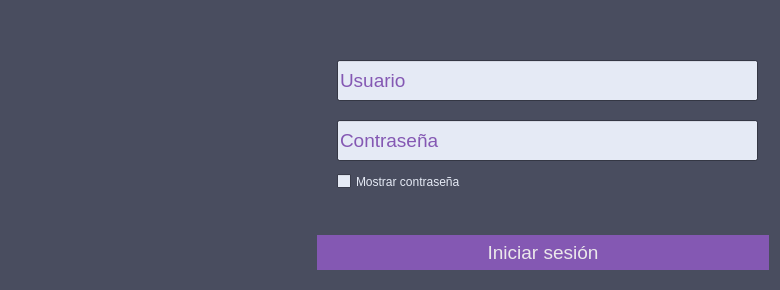
Qt form vistas/UIs/inicioSesion.ui (andyy-nr/pda-proyecto) before a commit.
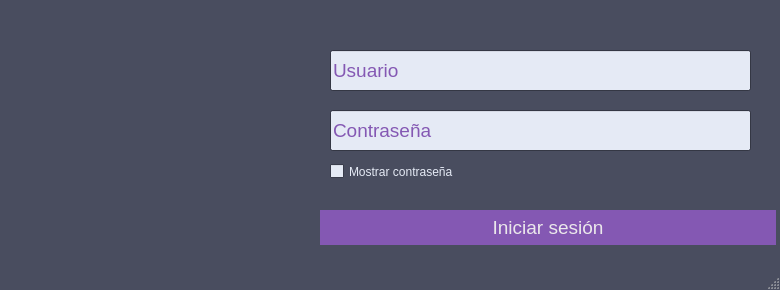
The same form after that commit. Icons and pictures are not drawn.

Commit message: Agregar funcionamiento a botones de inicio e Inicio de sesion

Patch:
```diff
--- a/vistas/UIs/inicioSesion.ui
+++ b/vistas/UIs/inicioSesion.ui
@@ -1,7 +1,7 @@
 <?xml version="1.0" encoding="UTF-8"?>
 <ui version="4.0">
- <class>frmInicioSesion</class>
- <widget class="QWidget" name="frmInicioSesion">
+ <class>MainWindow</class>
+ <widget class="QMainWindow" name="MainWindow">
   <property name="geometry">
    <rect>
     <x>0</x>
@@ -305,42 +305,16 @@
   <property name="windowTitle">
    <string>Inicio de Sesión</string>
   </property>
-  <layout class="QGridLayout" name="gridLayout">
-   <item row="1" column="1">
-    <widget class="QPushButton" name="btn_iniciar_sesion">
-     <property name="minimumSize">
-      <size>
-       <width>0</width>
-       <height>35</height>
-      </size>
-     </property>
-     <property name="maximumSize">
-      <size>
-       <width>16777215</width>
-       <height>35</height>
-      </size>
-     </property>
-     <property name="font">
-      <font>
-       <pointsize>14</pointsize>
-      </font>
-     </property>
-     <property name="toolTip">
-      <string>Acceder al programa</string>
-     </property>
-     <property name="styleSheet">
-      <string notr="true">border-style: outset;
-background-color: #8458B3;
-color: rgb(235, 232, 235);
-</string>
-     </property>
-     <property name="text">
-      <string>Iniciar sesión</string>
-     </property>
-    </widget>
-   </item>
-   <item row="0" column="0" rowspan="2">
+  <widget class="QWidget" name="centralwidget">
     <widget class="QLabel" name="lbl_foto">
+    <property name="geometry">
+     <rect>
+      <x>10</x>
+      <y>10</y>
+      <width>300</width>
+      <height>272</height>
+     </rect>
+    </property>
      <property name="maximumSize">
       <size>
        <width>300</width>
@@ -360,15 +334,301 @@
       <number>-13</number>
      </property>
     </widget>
-   </item>
-   <item row="0" column="1">
-    <widget class="QFrame" name="frame">
+   <widget class="QFrame" name="frm_inicioSesion">
+    <property name="geometry">
+     <rect>
+      <x>310</x>
+      <y>10</y>
+      <width>456</width>
+      <height>200</height>
+     </rect>
+    </property>
      <property name="maximumSize">
       <size>
        <width>456</width>
        <height>200</height>
       </size>
      </property>
+    <property name="palette">
+     <palette>
+      <active>
+       <colorrole role="WindowText">
+        <brush brushstyle="SolidPattern">
+         <color alpha="255">
+          <red>229</red>
+          <green>234</green>
+          <blue>245</blue>
+         </color>
+        </brush>
+       </colorrole>
+       <colorrole role="Button">
+        <brush brushstyle="SolidPattern">
+         <color alpha="255">
+          <red>208</red>
+          <green>189</green>
+          <blue>244</blue>
+         </color>
+        </brush>
+       </colorrole>
+       <colorrole role="Light">
+        <brush brushstyle="SolidPattern">
+         <color alpha="255">
+          <red>255</red>
+          <green>255</green>
+          <blue>255</blue>
+         </color>
+        </brush>
+       </colorrole>
+       <colorrole role="ButtonText">
+        <brush brushstyle="SolidPattern">
+         <color alpha="255">
+          <red>132</red>
+          <green>88</green>
+          <blue>179</blue>
+         </color>
+        </brush>
+       </colorrole>
+       <colorrole role="Base">
+        <brush brushstyle="SolidPattern">
+         <color alpha="255">
+          <red>229</red>
+          <green>234</green>
+          <blue>245</blue>
+         </color>
+        </brush>
+       </colorrole>
+       <colorrole role="Window">
+        <brush brushstyle="SolidPattern">
+         <color alpha="255">
+          <red>73</red>
+          <green>77</green>
+          <blue>95</blue>
+         </color>
+        </brush>
+       </colorrole>
+       <colorrole role="Highlight">
+        <brush brushstyle="SolidPattern">
+         <color alpha="255">
+          <red>132</red>
+          <green>88</green>
+          <blue>179</blue>
+         </color>
+        </brush>
+       </colorrole>
+       <colorrole role="HighlightedText">
+        <brush brushstyle="SolidPattern">
+         <color alpha="255">
+          <red>247</red>
+          <green>245</green>
+          <blue>247</blue>
+         </color>
+        </brush>
+       </colorrole>
+       <colorrole role="ToolTipText">
+        <brush brushstyle="SolidPattern">
+         <color alpha="255">
+          <red>235</red>
+          <green>232</green>
+          <blue>235</blue>
+         </color>
+        </brush>
+       </colorrole>
+       <colorrole role="PlaceholderText">
+        <brush brushstyle="SolidPattern">
+         <color alpha="255">
+          <red>132</red>
+          <green>88</green>
+          <blue>179</blue>
+         </color>
+        </brush>
+       </colorrole>
+      </active>
+      <inactive>
+       <colorrole role="WindowText">
+        <brush brushstyle="SolidPattern">
+         <color alpha="255">
+          <red>229</red>
+          <green>234</green>
+          <blue>245</blue>
+         </color>
+        </brush>
+       </colorrole>
+       <colorrole role="Button">
+        <brush brushstyle="SolidPattern">
+         <color alpha="255">
+          <red>208</red>
+          <green>189</green>
+          <blue>244</blue>
+         </color>
+        </brush>
+       </colorrole>
+       <colorrole role="Light">
+        <brush brushstyle="SolidPattern">
+         <color alpha="255">
+          <red>255</red>
+          <green>255</green>
+          <blue>255</blue>
+         </color>
+        </brush>
+       </colorrole>
+       <colorrole role="ButtonText">
+        <brush brushstyle="SolidPattern">
+         <color alpha="255">
+          <red>132</red>
+          <green>88</green>
+          <blue>179</blue>
+         </color>
+        </brush>
+       </colorrole>
+       <colorrole role="Base">
+        <brush brushstyle="SolidPattern">
+         <color alpha="255">
+          <red>229</red>
+          <green>234</green>
+          <blue>245</blue>
+         </color>
+        </brush>
+       </colorrole>
+       <colorrole role="Window">
+        <brush brushstyle="SolidPattern">
+         <color alpha="255">
+          <red>73</red>
+          <green>77</green>
+          <blue>95</blue>
+         </color>
+        </brush>
+       </colorrole>
+       <colorrole role="Highlight">
+        <brush brushstyle="SolidPattern">
+         <color alpha="255">
+          <red>132</red>
+          <green>88</green>
+          <blue>179</blue>
+         </color>
+        </brush>
+       </colorrole>
+       <colorrole role="HighlightedText">
+        <brush brushstyle="SolidPattern">
+         <color alpha="255">
+          <red>247</red>
+          <green>245</green>
+          <blue>247</blue>
+         </color>
+        </brush>
+       </colorrole>
+       <colorrole role="ToolTipText">
+        <brush brushstyle="SolidPattern">
+         <color alpha="255">
+          <red>235</red>
+          <green>232</green>
+          <blue>235</blue>
+         </color>
+        </brush>
+       </colorrole>
+       <colorrole role="PlaceholderText">
+        <brush brushstyle="SolidPattern">
+         <color alpha="255">
+          <red>132</red>
+          <green>88</green>
+          <blue>179</blue>
+         </color>
+        </brush>
+       </colorrole>
+      </inactive>
+      <disabled>
+       <colorrole role="WindowText">
+        <brush brushstyle="SolidPattern">
+         <color alpha="255">
+          <red>190</red>
+          <green>190</green>
+          <blue>190</blue>
+         </color>
+        </brush>
+       </colorrole>
+       <colorrole role="Button">
+        <brush brushstyle="SolidPattern">
+         <color alpha="255">
+          <red>208</red>
+          <green>189</green>
+          <blue>244</blue>
+         </color>
+        </brush>
+       </colorrole>
+       <colorrole role="Light">
+        <brush brushstyle="SolidPattern">
+         <color alpha="255">
+          <red>255</red>
+          <green>255</green>
+          <blue>255</blue>
+         </color>
+        </brush>
+       </colorrole>
+       <colorrole role="ButtonText">
+        <brush brushstyle="SolidPattern">
+         <color alpha="255">
+          <red>190</red>
+          <green>190</green>
+          <blue>190</blue>
+         </color>
+        </brush>
+       </colorrole>
+       <colorrole role="Base">
+        <brush brushstyle="SolidPattern">
+         <color alpha="255">
+          <red>73</red>
+          <green>77</green>
+          <blue>95</blue>
+         </color>
+        </brush>
+       </colorrole>
+       <colorrole role="Window">
+        <brush brushstyle="SolidPattern">
+         <color alpha="255">
+          <red>73</red>
+          <green>77</green>
+          <blue>95</blue>
+         </color>
+        </brush>
+       </colorrole>
+       <colorrole role="Highlight">
+        <brush brushstyle="SolidPattern">
+         <color alpha="255">
+          <red>145</red>
+          <green>145</green>
+          <blue>145</blue>
+         </color>
+        </brush>
+       </colorrole>
+       <colorrole role="HighlightedText">
+        <brush brushstyle="SolidPattern">
+         <color alpha="255">
+          <red>247</red>
+          <green>245</green>
+          <blue>247</blue>
+         </color>
+        </brush>
+       </colorrole>
+       <colorrole role="ToolTipText">
+        <brush brushstyle="SolidPattern">
+         <color alpha="255">
+          <red>235</red>
+          <green>232</green>
+          <blue>235</blue>
+         </color>
+        </brush>
+       </colorrole>
+       <colorrole role="PlaceholderText">
+        <brush brushstyle="SolidPattern">
+         <color alpha="255">
+          <red>132</red>
+          <green>88</green>
+          <blue>179</blue>
+         </color>
+        </brush>
+       </colorrole>
+      </disabled>
+     </palette>
+    </property>
      <property name="frameShape">
       <enum>QFrame::NoFrame</enum>
      </property>
@@ -449,8 +709,47 @@
       </property>
      </widget>
     </widget>
-   </item>
-  </layout>
+   <widget class="QPushButton" name="btn_iniciar_sesion">
+    <property name="geometry">
+     <rect>
+      <x>320</x>
+      <y>210</y>
+      <width>456</width>
+      <height>35</height>
+     </rect>
+    </property>
+    <property name="minimumSize">
+     <size>
+      <width>0</width>
+      <height>35</height>
+     </size>
+    </property>
+    <property name="maximumSize">
+     <size>
+      <width>16777215</width>
+      <height>35</height>
+     </size>
+    </property>
+    <property name="font">
+     <font>
+      <pointsize>14</pointsize>
+     </font>
+    </property>
+    <property name="toolTip">
+     <string>Acceder al programa</string>
+    </property>
+    <property name="styleSheet">
+     <string notr="true">border-style: outset;
+background-color: #8458B3;
+color: rgb(235, 232, 235);
+</string>
+    </property>
+    <property name="text">
+     <string>Iniciar sesión</string>
+    </property>
+   </widget>
+  </widget>
+  <widget class="QStatusBar" name="statusbar"/>
  </widget>
  <resources>
   <include location="../imagenes/imagenes.qrc"/>
```
Left out of the diff: 3 changed lines with no effect on the pictures. Lines whose indentation alone changed are shown as unchanged. The commit also changes 27 other files.
